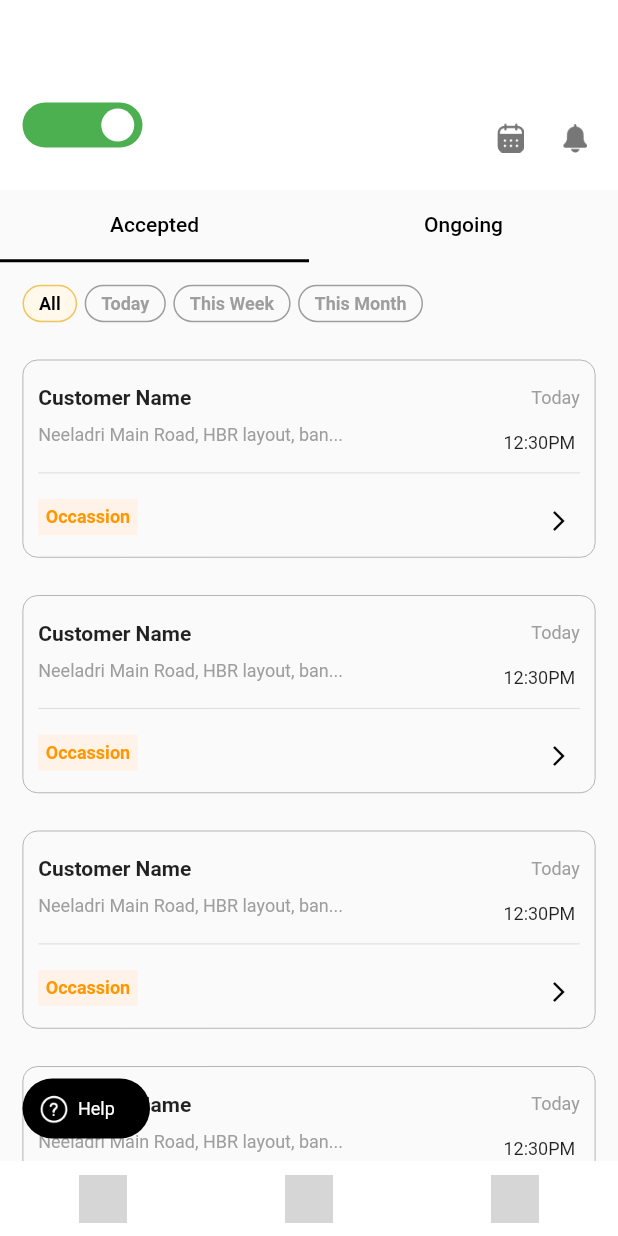
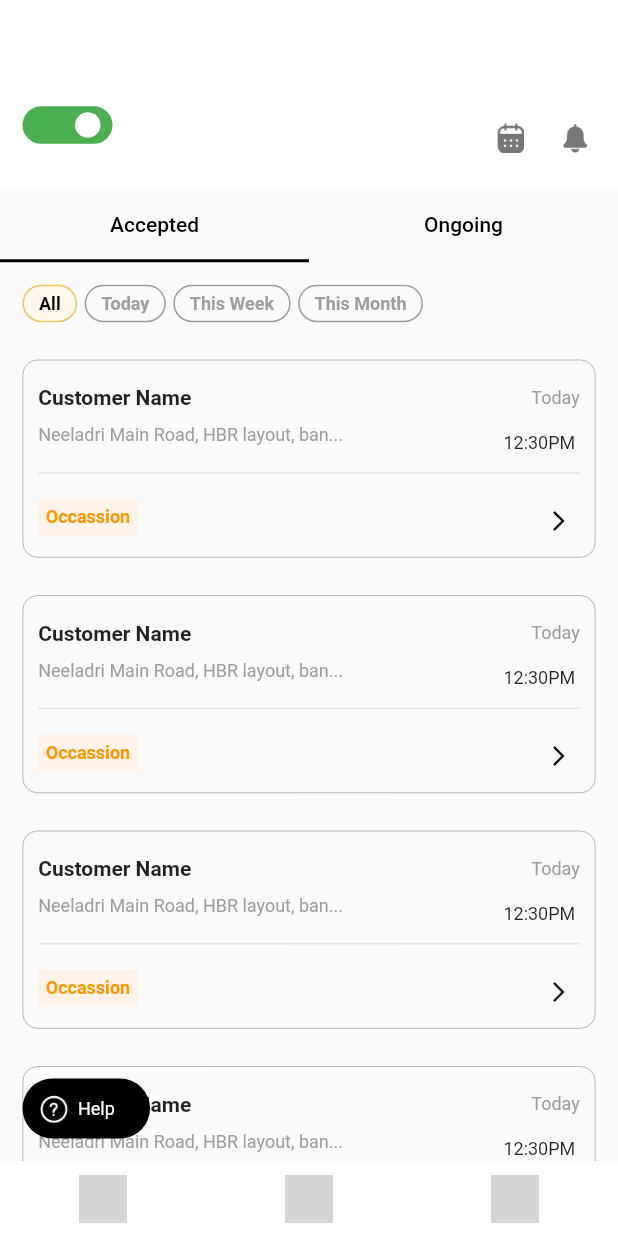
Before and after one commit to Parthjethwa/sauceman_chef, a Flutter app: the Profile screen opened directly, on a phone screen of 412 x 824 dp. Run offline on Flutter 3.47's test engine with Material 2 defaults, Android fonts, the phone set to English and light mode, and no system bars; drawn by our look-alikes of flutter_switch; our stand-ins replace cached_network_image, charts_flutter, dotted_border, dotted_line, dropdown_button2, expandable and 10 more; missing offline and left inert: icon_decoration, saucemen, swipebuttonflutter, timer_button; grey boxes are pictures that could not be loaded.

Commit message:
Update profile.dart

```diff
--- a/lib/profile.dart
+++ b/lib/profile.dart
@@ -5,27 +5,17 @@ import 'package:expandable/expandable.dart';
 import 'package:flutter/material.dart';
 import 'package:flutter_switch/flutter_switch.dart';
 import 'package:sauceman_chef/Order%20history/booking%20history.dart';
-import 'package:sauceman_chef/Order%20history/cancelled%20order.dart';
-import 'package:sauceman_chef/Order%20history/completed%20order.dart';
 import 'package:sauceman_chef/Reviews%20and%20Rating/rating%20and%20reviews.dart';
 import 'package:sauceman_chef/calender/date.dart';
 import 'package:sauceman_chef/calender/set%20leave.dart';
-import 'package:sauceman_chef/code.dart';
-import 'package:roundcheckbox/roundcheckbox.dart';
 import 'package:sauceman_chef/earnings%20&%20payouts/earnings%20n%20payout.dart';
-import 'package:sauceman_chef/earnings%20&%20payouts/earnings.dart';
-import 'package:sauceman_chef/earnings%20&%20payouts/payouts.dart';
 import 'package:sauceman_chef/feed/bestdishes.dart';
 import 'package:sauceman_chef/feed/chef_details.dart';
 import 'package:sauceman_chef/feed/document_details.dart';
 import 'package:sauceman_chef/help%20&%20support/recent%20service.dart';
 import 'package:sauceman_chef/totalsale.dart';
-import 'package:slider_button/slider_button.dart';
 import 'package:dotted_line/dotted_line.dart';
 import 'dart:math' as math;
-
-
-
 import 'accepted.dart';
 import 'offline.dart';
 import 'tab1/occassion.dart';
@@ -53,8 +43,9 @@ class _ProfileState extends State<Profile> {
     const Page1(),
     const Page2(),
     const Page3(),
+
   ];
-  bool status = false;
+  bool status = true;
   @override
   Widget build(BuildContext context) {
     return Scaffold(
@@ -139,9 +130,9 @@ class _Page1State extends State<Page1> {
                       activeText: "Online",
                       inactiveText: "Offline",
                       value: status,
-                      valueFontSize: 10.0,
-                      width: 80,
-                      height: 30,
+                      valueFontSize: 5.0,
+                      width: 60,
+                      height: 25,
                       borderRadius: 20.0,
                       showOnOff: false,
                       onToggle: (val){
@@ -155,6 +146,7 @@ class _Page1State extends State<Page1> {
                       inactiveColor: Colors.white,
                       inactiveSwitchBorder: Border.all(color: Colors.grey),
                       inactiveTextColor: Colors.grey,
+                      activeTextColor: Colors.white,
                     ),
                   ),
                   Container(
```
